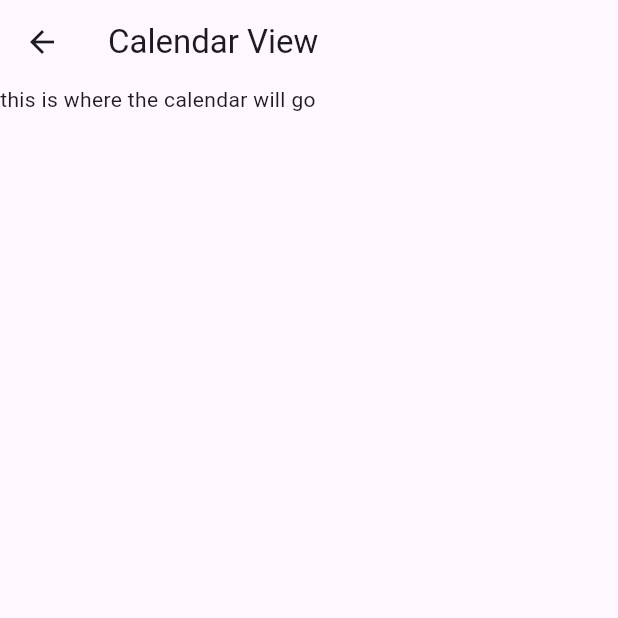
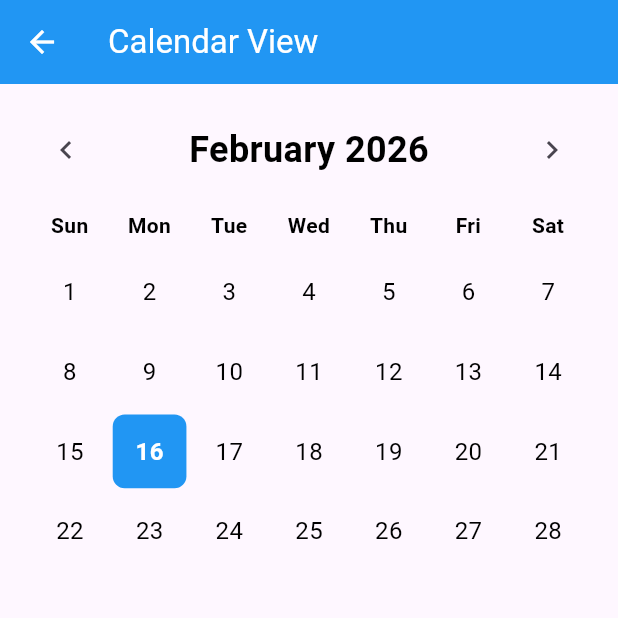
Before and after one commit to Bylesss/Deadline-Tracker-app, a Flutter app: the screen it shows after launch, after a tap on "View Calendar", on a phone screen of 412 x 824 dp, the top half of it. Run offline on Flutter 3.47's test engine with Material 3 defaults, Android fonts, the phone set to English and light mode, and no system bars.

Commit message:
added designs for calendar and pomodoro timer

```diff
--- a/frontend/lib/calendar.dart
+++ b/frontend/lib/calendar.dart
@@ -1,17 +1,147 @@
 import 'package:flutter/material.dart';
-import 'deadline_upload.dart';
-import 'calendar.dart';
 import 'styles.dart';
 
-class calendar extends StatelessWidget {
+class calendar extends StatefulWidget {
   const calendar({super.key});
 
   @override
+  State<calendar> createState() => _calendarState();
+}
+
+class _calendarState extends State<calendar> {
+  DateTime _selectedDate = DateTime.now();
+  DateTime _focusedMonth = DateTime.now();
+
+  List<String> get _weekDays => ['Sun', 'Mon', 'Tue', 'Wed', 'Thu', 'Fri', 'Sat'];
+
+  int _daysInMonth(DateTime date) {
+    return DateTime(date.year, date.month + 1, 0).day;
+  }
+
+  int _firstWeekdayOfMonth(DateTime date) {
+    return DateTime(date.year, date.month, 1).weekday % 7;
+  }
+
+  @override
   Widget build(BuildContext context) {
+    final daysInMonth = _daysInMonth(_focusedMonth);
+    final firstWeekday = _firstWeekdayOfMonth(_focusedMonth);
+    final monthNames = [
+      'January', 'February', 'March', 'April', 'May', 'June',
+      'July', 'August', 'September', 'October', 'November', 'December',
+    ];
+
     return Scaffold(
-      appBar: AppBar(title: const Text('Calendar View')),
-      body: const Column(
-        children: [Text('this is where the calendar will go')],
+      appBar: AppBar(
+        title: const Text('Calendar View'),
+        backgroundColor: kPrimaryColor,
+        foregroundColor: Colors.white,
+      ),
+      body: Padding(
+        padding: const EdgeInsets.all(20),
+        child: Column(
+          children: [
+            // Month navigation row
+            Row(
+              mainAxisAlignment: MainAxisAlignment.spaceBetween,
+              children: [
+                IconButton(
+                  onPressed: () {
+                    setState(() {
+                      _focusedMonth = DateTime(_focusedMonth.year, _focusedMonth.month - 1);
+                    });
+                  },
+                  icon: const Icon(Icons.chevron_left),
+                ),
+                Text(
+                  '${monthNames[_focusedMonth.month - 1]} ${_focusedMonth.year}',
+                  style: kHeadingTextStyle,
+                ),
+                IconButton(
+                  onPressed: () {
+                    setState(() {
+                      _focusedMonth = DateTime(_focusedMonth.year, _focusedMonth.month + 1);
+                    });
+                  },
+                  icon: const Icon(Icons.chevron_right),
+                ),
+              ],
+            ),
+            const SizedBox(height: 16),
+            // Weekday headers
+            Row(
+              mainAxisAlignment: MainAxisAlignment.spaceAround,
+              children: _weekDays
+                  .map((day) => SizedBox(
+                        width: 40,
+                        child: Text(
+                          day,
+                          textAlign: TextAlign.center,
+                          style: const TextStyle(
+                            fontWeight: FontWeight.bold,
+                            color: kTextColor,
+                          ),
+                        ),
+                      ))
+                  .toList(),
+            ),
+            const SizedBox(height: 8),
+            // Calendar grid
+            Expanded(
+              child: GridView.builder(
+                gridDelegate: const SliverGridDelegateWithFixedCrossAxisCount(
+                  crossAxisCount: 7,
+                  childAspectRatio: 1,
+                ),
+                itemCount: firstWeekday + daysInMonth,
+                itemBuilder: (context, index) {
+                  if (index < firstWeekday) {
+                    return const SizedBox.shrink();
+                  }
+                  final day = index - firstWeekday + 1;
+                  final isSelected = day == _selectedDate.day &&
+                      _focusedMonth.month == _selectedDate.month &&
+                      _focusedMonth.year == _selectedDate.year;
+                  final isToday = day == DateTime.now().day &&
+                      _focusedMonth.month == DateTime.now().month &&
+                      _focusedMonth.year == DateTime.now().year;
+
+                  return GestureDetector(
+                    onTap: () {
+                      setState(() {
+                        _selectedDate = DateTime(_focusedMonth.year, _focusedMonth.month, day);
+                      });
+                    },
+                    child: Container(
+                      margin: const EdgeInsets.all(2),
+                      decoration: BoxDecoration(
+                        color: isSelected
+                            ? kPrimaryColor
+                            : isToday
+                                ? kPrimaryColor.withOpacity(0.15)
+                                : Colors.transparent,
+                        borderRadius: BorderRadius.circular(8),
+                        border: isToday && !isSelected
+                            ? Border.all(color: kPrimaryColor, width: 1.5)
+                            : null,
+                      ),
+                      child: Center(
+                        child: Text(
+                          '$day',
+                          style: TextStyle(
+                            fontSize: 16,
+                            fontWeight: isToday || isSelected ? FontWeight.bold : FontWeight.normal,
+                            color: isSelected ? Colors.white : kTextColor,
+                          ),
+                        ),
+                      ),
+                    ),
+                  );
+                },
+              ),
+            ),
+          ],
+        ),
       ),
     );
   }
--- a/frontend/lib/main.dart
+++ b/frontend/lib/main.dart
@@ -1,6 +1,7 @@
 import 'package:flutter/material.dart';
 import 'deadline_upload.dart';
 import 'calendar.dart';
+import 'pomodoro.dart';
 import 'styles.dart';
 
 void main() {
@@ -13,6 +14,7 @@ void main() {
         '/': (context) => HomeScreen(),
         '/upload': (context) => deadlineUpload(),
         '/calendar': (context) => calendar(),
+        '/pomodoro': (context) => pomodoro(),
       },
     ),
   );
@@ -27,7 +29,7 @@ class MyApp extends StatelessWidget {
 
   @override
   Widget build(BuildContext context) {
-    return MaterialApp(title: 'Deadline Tracker', home: HomeScreen());
+    return const MaterialApp(title: 'Deadline Tracker', home: HomeScreen());
   }
 }
 
@@ -38,7 +40,11 @@ class HomeScreen extends StatelessWidget {
   @override
   Widget build(BuildContext context) {
     return Scaffold(
-      appBar: AppBar(title: const Text('Deadline Tracker')),
+      appBar: AppBar(
+        title: const Text('Deadline Tracker'),
+        backgroundColor: kPrimaryColor,
+        foregroundColor: Colors.white,
+      ),
       body: Padding(
         padding: const EdgeInsets.all(20),
         child: Column(
@@ -46,18 +52,26 @@ class HomeScreen extends StatelessWidget {
           children: [
             const Text(
               'Welcome to Deadline Tracker!',
-              style: TextStyle(fontSize: 20, fontWeight: FontWeight.bold),
+              style: kHeadingTextStyle,
               textAlign: TextAlign.center,
             ),
             const SizedBox(height: 20),
             ElevatedButton(
               onPressed: () => Navigator.pushNamed(context, '/upload'),
+              style: kElevatedButtonStyle(kPrimaryColor),
               child: const Text('Upload Deadline CSV'),
             ),
             const SizedBox(height: 16),
             ElevatedButton(
               onPressed: () => Navigator.pushNamed(context, '/calendar'),
+              style: kElevatedButtonStyle(kSecondaryColor),
               child: const Text('View Calendar'),
+            ),
+            const SizedBox(height: 16),
+            ElevatedButton(
+              onPressed: () => Navigator.pushNamed(context, '/pomodoro'),
+              style: kElevatedButtonStyle(kPrimaryColor),
+              child: const Text('Start Pomodoro Timer'),
             ),
           ],
         ),
```
Also changed, not shown: frontend/lib/deadline_upload.dart (+24 -9 lines), frontend/lib/pomodoro.dart (added, +59 -0 lines).
